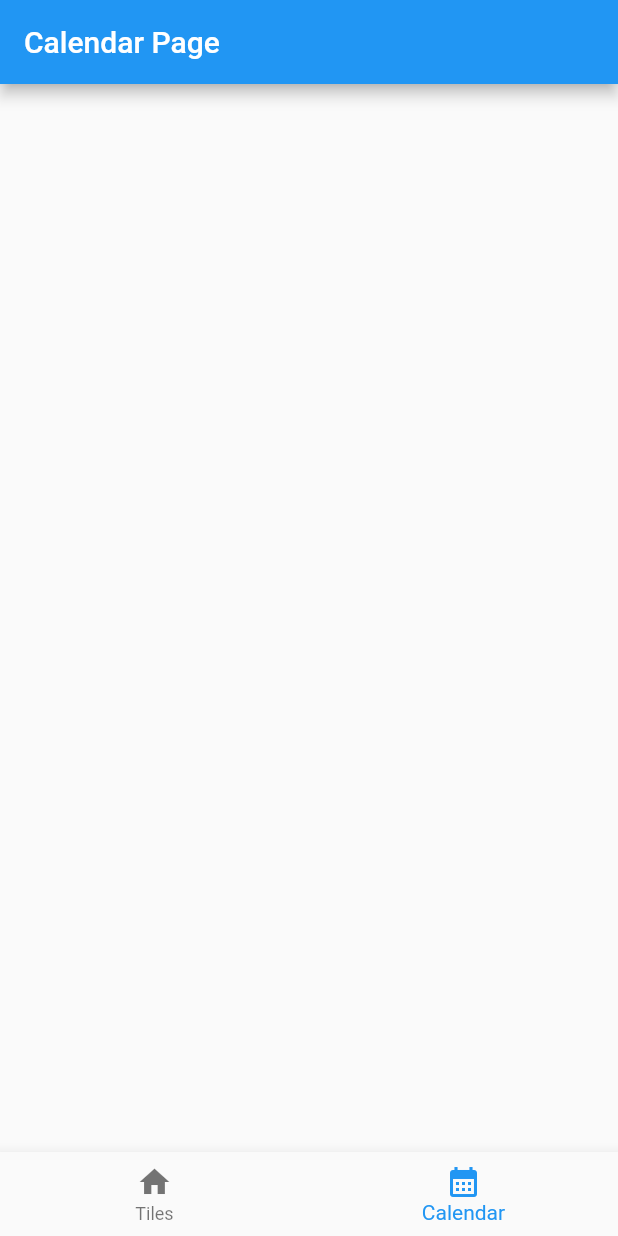
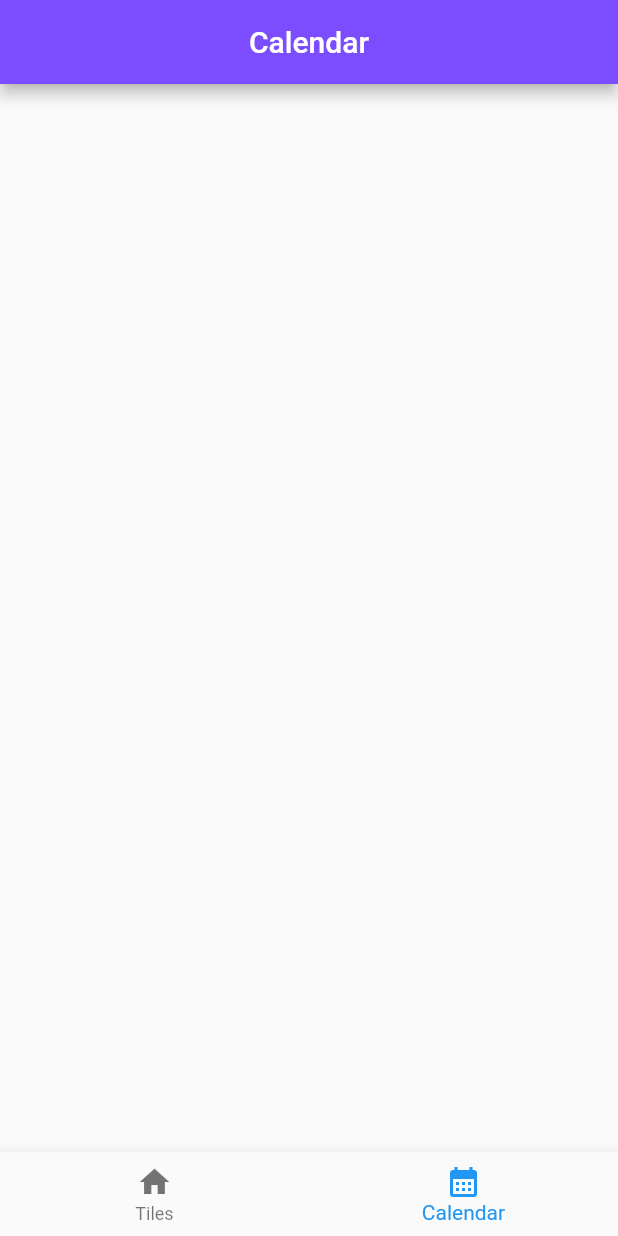
Before and after one commit to aleksandrapacia/calspace, a Flutter app: the CalendarPage screen opened by its route, on a phone screen of 412 x 824 dp. Run offline on Flutter 3.47's test engine with Material 2 defaults, Android fonts, the phone set to English and light mode, and no system bars; our stand-ins replace go_router.

Commit message:
changed style of two pages

```diff
--- a/calspace/lib/pages/calendar_page.dart
+++ b/calspace/lib/pages/calendar_page.dart
@@ -11,7 +11,10 @@ class _CalendarPageState extends State<CalendarPage> {
   @override
   Widget build(BuildContext context) {
     return Scaffold(
-      appBar: AppBar(title: const Text('Calendar Page')),
+      appBar: AppBar(
+        title: const Center(child: Text('Calendar')),
+        backgroundColor: Colors.deepPurpleAccent,
+      ),
     );
   }
 }
--- a/calspace/lib/pages/home_page.dart
+++ b/calspace/lib/pages/home_page.dart
@@ -14,7 +14,7 @@ class _HomePageState extends State<HomePage> {
   Widget build(BuildContext context) {
     return Scaffold(
       appBar: AppBar(
-        title: const Text('Home Page'),
+        title: Center(child: const Text('Observations')),
         backgroundColor: Colors.deepPurpleAccent,
       ),
     );
```
